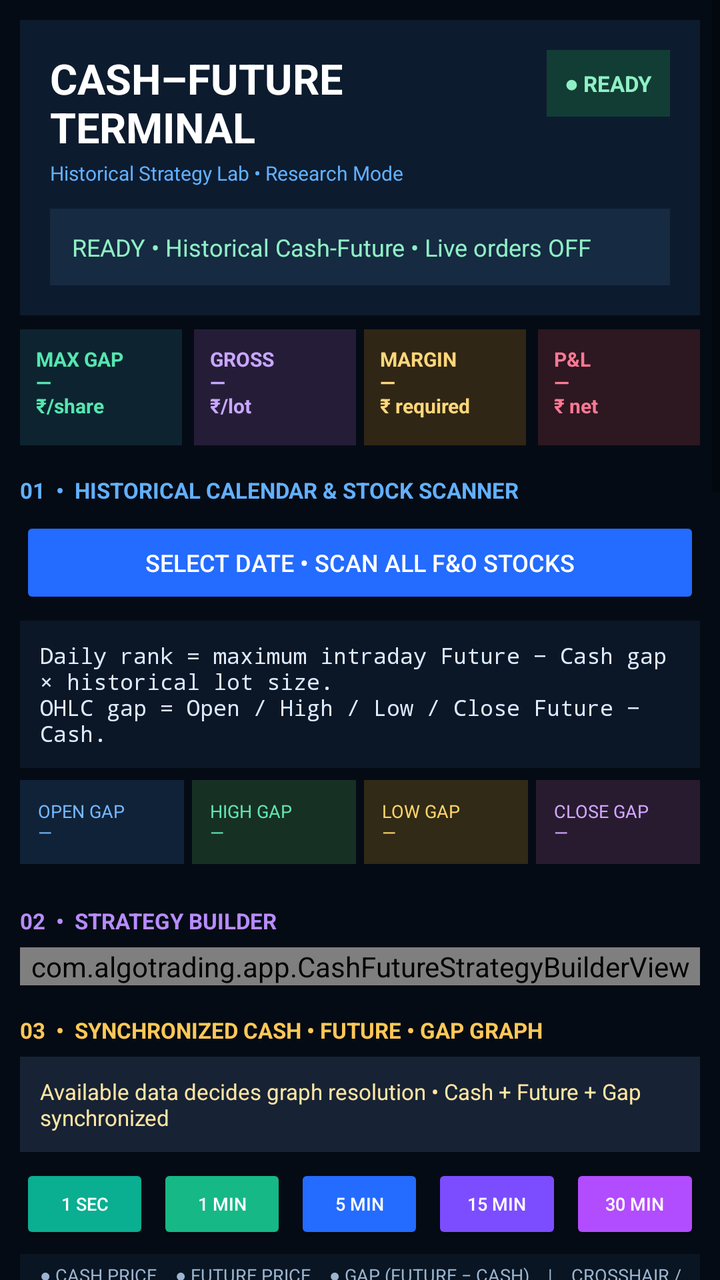
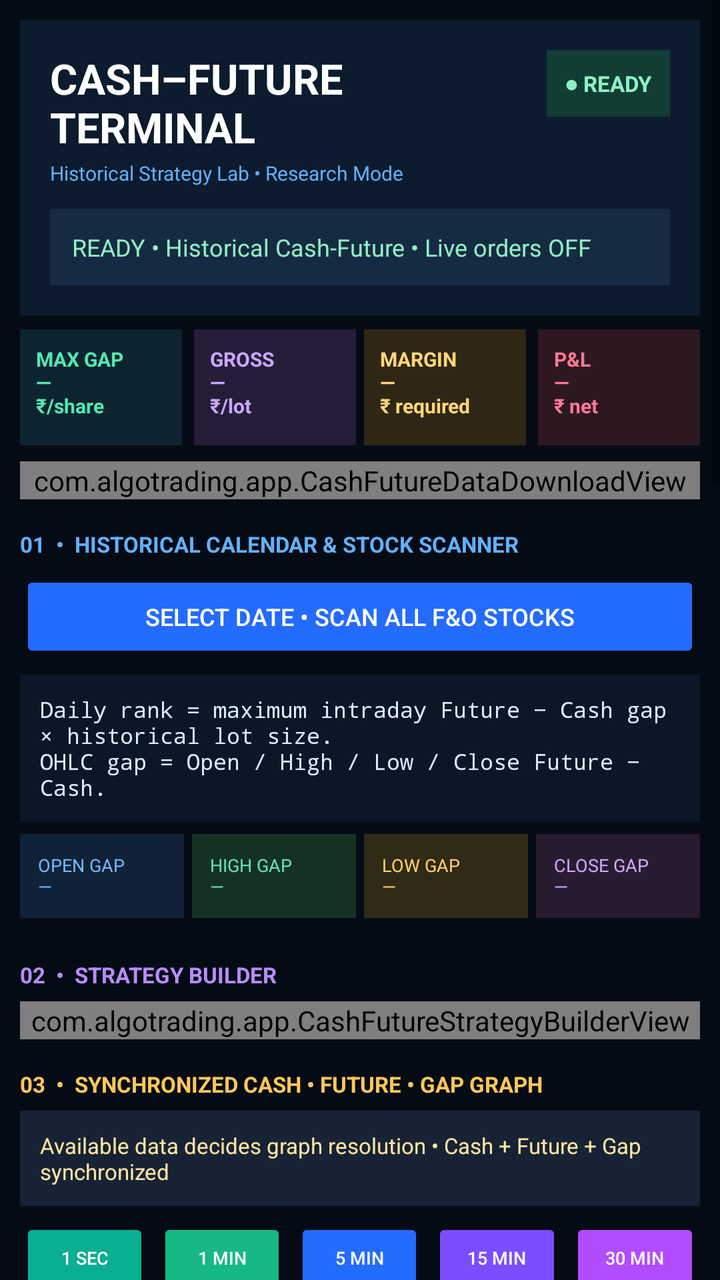

Compare the two renders of this Android layout. The source of the first and the diff that turns it into the second are given below.
<!-- AndroidManifest.xml: application theme Theme.AppCompat.DayNight.DarkActionBar -->
<!-- res/layout/activity_full_fno_backtest.xml -->
<?xml version="1.0" encoding="utf-8"?>
<ScrollView xmlns:android="http://schemas.android.com/apk/res/android"
    android:layout_width="match_parent"
    android:layout_height="match_parent"
    android:fillViewport="true"
    android:background="#050B14">

    <LinearLayout
        android:layout_width="match_parent"
        android:layout_height="wrap_content"
        android:orientation="vertical"
        android:padding="10dp">

        <LinearLayout android:layout_width="match_parent" android:layout_height="wrap_content" android:orientation="vertical" android:padding="15dp" android:background="#0D1B2E">
            <LinearLayout android:layout_width="match_parent" android:layout_height="wrap_content" android:orientation="horizontal">
                <LinearLayout android:layout_width="0dp" android:layout_height="wrap_content" android:layout_weight="1" android:orientation="vertical">
                    <TextView android:layout_width="wrap_content" android:layout_height="wrap_content" android:text="CASH–FUTURE TERMINAL" android:textColor="#FFFFFF" android:textSize="21sp" android:textStyle="bold" />
                    <TextView android:layout_width="wrap_content" android:layout_height="wrap_content" android:layout_marginTop="2dp" android:text="Historical Strategy Lab • Research Mode" android:textColor="#61B0FF" android:textSize="10sp" />
                </LinearLayout>
                <TextView android:layout_width="wrap_content" android:layout_height="wrap_content" android:background="#123D35" android:padding="9dp" android:text="● READY" android:textColor="#8FF0C5" android:textSize="11sp" android:textStyle="bold" />
            </LinearLayout>
            <TextView android:id="@+id/tvFullFnoStatus" android:layout_width="match_parent" android:layout_height="wrap_content" android:layout_marginTop="11dp" android:background="#162A42" android:padding="11dp" android:text="READY • Historical Cash-Future • Live orders OFF" android:textColor="#8FF0C5" android:textSize="12sp" />
        </LinearLayout>

        <LinearLayout android:layout_width="match_parent" android:layout_height="wrap_content" android:layout_marginTop="7dp" android:orientation="horizontal">
            <TextView android:layout_width="0dp" android:layout_height="58dp" android:layout_weight="1" android:layout_marginEnd="4dp" android:background="#0D2430" android:padding="8dp" android:text="MAX GAP\n—\n₹/share" android:textColor="#55E6B0" android:textSize="10sp" android:textStyle="bold" />
            <TextView android:layout_width="0dp" android:layout_height="58dp" android:layout_weight="1" android:layout_marginStart="2dp" android:layout_marginEnd="2dp" android:background="#251D38" android:padding="8dp" android:text="GROSS\n—\n₹/lot" android:textColor="#C9A7FF" android:textSize="10sp" android:textStyle="bold" />
            <TextView android:layout_width="0dp" android:layout_height="58dp" android:layout_weight="1" android:layout_marginStart="2dp" android:layout_marginEnd="2dp" android:background="#302615" android:padding="8dp" android:text="MARGIN\n—\n₹ required" android:textColor="#FFD77A" android:textSize="10sp" android:textStyle="bold" />
            <TextView android:layout_width="0dp" android:layout_height="58dp" android:layout_weight="1" android:layout_marginStart="4dp" android:background="#2D1720" android:padding="8dp" android:text="P&amp;L\n—\n₹ net" android:textColor="#FF7895" android:textSize="10sp" android:textStyle="bold" />
        </LinearLayout>

        <ProgressBar android:id="@+id/progressFullFno" android:layout_width="match_parent" android:layout_height="4dp" android:layout_marginTop="5dp" android:indeterminate="true" android:visibility="gone" />

        <TextView android:layout_width="wrap_content" android:layout_height="wrap_content" android:layout_marginTop="15dp" android:text="01  •  HISTORICAL CALENDAR &amp; STOCK SCANNER" android:textColor="#62B0FF" android:textSize="11sp" android:textStyle="bold" />
        <Button android:id="@+id/btnGapCalendar" android:layout_width="match_parent" android:layout_height="46dp" android:layout_marginTop="6dp" android:text="SELECT DATE • SCAN ALL F&amp;O STOCKS" android:textSize="12sp" android:textColor="#FFFFFF" android:backgroundTint="#246BFF" />
        <TextView android:id="@+id/tvGapCalendar" android:layout_width="match_parent" android:layout_height="wrap_content" android:layout_marginTop="6dp" android:background="#0B1727" android:padding="10dp" android:text="Daily rank = maximum intraday Future − Cash gap × historical lot size.&#10;OHLC gap = Open / High / Low / Close Future − Cash." android:textColor="#DDEBFF" android:textSize="11sp" android:fontFamily="monospace" />
        <LinearLayout android:layout_width="match_parent" android:layout_height="wrap_content" android:layout_marginTop="6dp" android:orientation="horizontal">
            <TextView android:layout_width="0dp" android:layout_height="42dp" android:layout_weight="1" android:background="#102238" android:gravity="center_vertical" android:padding="9dp" android:text="OPEN GAP\n—" android:textColor="#75B8FF" android:textSize="9sp" />
            <TextView android:layout_width="0dp" android:layout_height="42dp" android:layout_weight="1" android:layout_marginStart="4dp" android:background="#173024" android:gravity="center_vertical" android:padding="9dp" android:text="HIGH GAP\n—" android:textColor="#62E5B0" android:textSize="9sp" />
            <TextView android:layout_width="0dp" android:layout_height="42dp" android:layout_weight="1" android:layout_marginStart="4dp" android:background="#302A16" android:gravity="center_vertical" android:padding="9dp" android:text="LOW GAP\n—" android:textColor="#FFD36B" android:textSize="9sp" />
            <TextView android:layout_width="0dp" android:layout_height="42dp" android:layout_weight="1" android:layout_marginStart="4dp" android:background="#281B30" android:gravity="center_vertical" android:padding="9dp" android:text="CLOSE GAP\n—" android:textColor="#D2A7FF" android:textSize="9sp" />
        </LinearLayout>
        <LinearLayout android:id="@+id/llGapCalendarRows" android:layout_width="match_parent" android:layout_height="wrap_content" android:layout_marginTop="6dp" android:orientation="vertical" />

        <TextView android:layout_width="wrap_content" android:layout_height="wrap_content" android:layout_marginTop="15dp" android:text="02  •  STRATEGY BUILDER" android:textColor="#B78CFF" android:textSize="11sp" android:textStyle="bold" />
        <com.algotrading.app.CashFutureStrategyBuilderView android:id="@+id/cashFutureStrategyBuilder" android:layout_width="match_parent" android:layout_height="wrap_content" android:layout_marginTop="6dp" />

        <TextView android:layout_width="wrap_content" android:layout_height="wrap_content" android:layout_marginTop="15dp" android:text="03  •  SYNCHRONIZED CASH • FUTURE • GAP GRAPH" android:textColor="#FFC857" android:textSize="11sp" android:textStyle="bold" />
        <TextView android:id="@+id/tvIntradayReplayStatus" android:layout_width="match_parent" android:layout_height="wrap_content" android:layout_marginTop="6dp" android:background="#172235" android:padding="10dp" android:text="Available data decides graph resolution • Cash + Future + Gap synchronized" android:textColor="#FFE6A3" android:textSize="11sp" />
        <LinearLayout android:layout_width="match_parent" android:layout_height="wrap_content" android:layout_marginTop="6dp" android:orientation="horizontal">
            <Button android:id="@+id/btnReplay1s" android:layout_width="0dp" android:layout_height="40dp" android:layout_weight="1" android:text="1 SEC" android:textSize="9sp" android:textColor="#FFFFFF" android:backgroundTint="#0AAE91" />
            <Button android:id="@+id/btnReplay1m" android:layout_width="0dp" android:layout_height="40dp" android:layout_marginStart="4dp" android:layout_weight="1" android:text="1 MIN" android:textSize="9sp" android:textColor="#FFFFFF" android:backgroundTint="#16B886" />
            <Button android:id="@+id/btnReplay5m" android:layout_width="0dp" android:layout_height="40dp" android:layout_marginStart="4dp" android:layout_weight="1" android:text="5 MIN" android:textSize="9sp" android:textColor="#FFFFFF" android:backgroundTint="#246BFF" />
            <Button android:id="@+id/btnReplay15m" android:layout_width="0dp" android:layout_height="40dp" android:layout_marginStart="4dp" android:layout_weight="1" android:text="15 MIN" android:textSize="9sp" android:textColor="#FFFFFF" android:backgroundTint="#7B4DFF" />
            <Button android:id="@+id/btnReplay30m" android:layout_width="0dp" android:layout_height="40dp" android:layout_marginStart="4dp" android:layout_weight="1" android:text="30 MIN" android:textSize="9sp" android:textColor="#FFFFFF" android:backgroundTint="#B24CFF" />
        </LinearLayout>
        <TextView android:layout_width="match_parent" android:layout_height="32dp" android:layout_marginTop="5dp" android:background="#091522" android:gravity="center_vertical" android:paddingStart="10dp" android:text="● CASH PRICE    ● FUTURE PRICE    ● GAP (FUTURE − CASH)    |    CROSSHAIR / ENTRY / EXIT" android:textColor="#9CB4CF" android:textSize="9sp" />
        <com.algotrading.app.IntradayReplayView android:id="@+id/intradayReplayView" android:layout_width="match_parent" android:layout_height="320dp" android:layout_marginTop="2dp" android:background="#060E1A" />
        <LinearLayout android:layout_width="match_parent" android:layout_height="wrap_content" android:layout_marginTop="6dp" android:orientation="horizontal">
            <Button android:id="@+id/btnIntradayReplayPlay" android:layout_width="0dp" android:layout_height="44dp" android:layout_weight="1" android:text="PLAY" android:textSize="12sp" android:textColor="#FFFFFF" android:backgroundTint="#16B886" />
            <Button android:id="@+id/btnIntradayReplayReset" android:layout_width="0dp" android:layout_height="44dp" android:layout_marginStart="7dp" android:layout_weight="1" android:text="RESET" android:textSize="12sp" android:textColor="#FFFFFF" android:backgroundTint="#465A73" />
        </LinearLayout>

        <LinearLayout android:layout_width="match_parent" android:layout_height="wrap_content" android:layout_marginTop="7dp" android:padding="11dp" android:background="#101D2F" android:orientation="vertical">
            <TextView android:layout_width="wrap_content" android:layout_height="wrap_content" android:text="TRADE SNAPSHOT • HISTORICAL CONTRACT" android:textColor="#5CE1E6" android:textSize="10sp" android:textStyle="bold" />
            <TextView android:layout_width="match_parent" android:layout_height="wrap_content" android:layout_marginTop="6dp" android:text="Lot Size     —        Qty     —        Margin/Lot     —&#10;Required Margin     —        Capital Used     —        Charges + Slippage     —&#10;Gross Opportunity     —        Estimated Net     —" android:textColor="#DDEBFF" android:textSize="10sp" android:fontFamily="monospace" />
        </LinearLayout>

        <TextView android:layout_width="wrap_content" android:layout_height="wrap_content" android:layout_marginTop="15dp" android:text="04  •  HISTORICAL EXECUTION" android:textColor="#5CE1E6" android:textSize="11sp" android:textStyle="bold" />
        <Button android:id="@+id/btnFullFnoStart" android:layout_width="match_parent" android:layout_height="46dp" android:layout_marginTop="6dp" android:text="RUN HISTORICAL CASH–FUTURE STRATEGY" android:textSize="12sp" android:textColor="#FFFFFF" android:backgroundTint="#7B4DFF" />
        <Button android:id="@+id/btnFullFnoCancel" android:layout_width="match_parent" android:layout_height="46dp" android:layout_marginTop="8dp" android:text="STOP / CANCEL" android:textSize="12sp" android:textColor="#FFFFFF" android:backgroundTint="#D6455D" android:enabled="false" />
        <LinearLayout android:layout_width="match_parent" android:layout_height="wrap_content" android:layout_marginTop="8dp" android:orientation="horizontal">
            <Button android:id="@+id/btnFullFnoLoadMore" android:layout_width="0dp" android:layout_height="44dp" android:layout_weight="1" android:text="LOAD NEXT 50" android:textSize="11sp" android:backgroundTint="#246BFF" android:textColor="#FFFFFF" android:enabled="false" />
            <Button android:id="@+id/btnFullFnoPurge" android:layout_width="0dp" android:layout_height="44dp" android:layout_marginStart="8dp" android:layout_weight="1" android:text="PURGE RESULTS" android:textSize="11sp" android:backgroundTint="#465A73" android:textColor="#FFFFFF" android:enabled="false" />
        </LinearLayout>

        <TextView android:layout_width="wrap_content" android:layout_height="wrap_content" android:layout_marginTop="15dp" android:text="05  •  MONTH / DATE SEARCH" android:textColor="#FF78C8" android:textSize="11sp" android:textStyle="bold" />
        <LinearLayout android:layout_width="match_parent" android:layout_height="wrap_content" android:layout_marginTop="6dp" android:orientation="horizontal">
            <EditText android:id="@+id/etGapResultSearch" android:layout_width="0dp" android:layout_height="46dp" android:layout_weight="1" android:hint="YYYY-MM or YYYY-MM-DD" android:inputType="text" android:singleLine="true" android:textColor="#E8F1FF" android:textColorHint="#7890AD" android:textSize="12sp" android:backgroundTint="#4DA3FF" />
            <Button android:id="@+id/btnGapResultSearch" android:layout_width="92dp" android:layout_height="46dp" android:layout_marginStart="8dp" android:text="SEARCH" android:textSize="12sp" android:textColor="#FFFFFF" android:backgroundTint="#FF4FA3" />
        </LinearLayout>
        <TextView android:id="@+id/tvFullFnoResults" android:layout_width="match_parent" android:layout_height="wrap_content" android:layout_marginTop="6dp" android:background="#0B1727" android:padding="10dp" android:textColor="#DDEBFF" android:textSize="12sp" android:fontFamily="monospace" android:minHeight="240dp" />

    </LinearLayout>
</ScrollView>
<!-- resources referenced by this layout -->
<resources>

</resources>

<!-- the commit's change to res/layout/activity_full_fno_backtest.xml (unified diff, before → after) -->
@@ -4,13 +4,7 @@
     android:layout_height="match_parent"
     android:fillViewport="true"
     android:background="#050B14">
-
-    <LinearLayout
-        android:layout_width="match_parent"
-        android:layout_height="wrap_content"
-        android:orientation="vertical"
-        android:padding="10dp">
-
+    <LinearLayout android:layout_width="match_parent" android:layout_height="wrap_content" android:orientation="vertical" android:padding="10dp">
         <LinearLayout android:layout_width="match_parent" android:layout_height="wrap_content" android:orientation="vertical" android:padding="15dp" android:background="#0D1B2E">
             <LinearLayout android:layout_width="match_parent" android:layout_height="wrap_content" android:orientation="horizontal">
                 <LinearLayout android:layout_width="0dp" android:layout_height="wrap_content" android:layout_weight="1" android:orientation="vertical">
@@ -21,16 +15,14 @@
             </LinearLayout>
             <TextView android:id="@+id/tvFullFnoStatus" android:layout_width="match_parent" android:layout_height="wrap_content" android:layout_marginTop="11dp" android:background="#162A42" android:padding="11dp" android:text="READY • Historical Cash-Future • Live orders OFF" android:textColor="#8FF0C5" android:textSize="12sp" />
         </LinearLayout>
-
         <LinearLayout android:layout_width="match_parent" android:layout_height="wrap_content" android:layout_marginTop="7dp" android:orientation="horizontal">
             <TextView android:layout_width="0dp" android:layout_height="58dp" android:layout_weight="1" android:layout_marginEnd="4dp" android:background="#0D2430" android:padding="8dp" android:text="MAX GAP\n—\n₹/share" android:textColor="#55E6B0" android:textSize="10sp" android:textStyle="bold" />
             <TextView android:layout_width="0dp" android:layout_height="58dp" android:layout_weight="1" android:layout_marginStart="2dp" android:layout_marginEnd="2dp" android:background="#251D38" android:padding="8dp" android:text="GROSS\n—\n₹/lot" android:textColor="#C9A7FF" android:textSize="10sp" android:textStyle="bold" />
             <TextView android:layout_width="0dp" android:layout_height="58dp" android:layout_weight="1" android:layout_marginStart="2dp" android:layout_marginEnd="2dp" android:background="#302615" android:padding="8dp" android:text="MARGIN\n—\n₹ required" android:textColor="#FFD77A" android:textSize="10sp" android:textStyle="bold" />
             <TextView android:layout_width="0dp" android:layout_height="58dp" android:layout_weight="1" android:layout_marginStart="4dp" android:background="#2D1720" android:padding="8dp" android:text="P&amp;L\n—\n₹ net" android:textColor="#FF7895" android:textSize="10sp" android:textStyle="bold" />
         </LinearLayout>
-
         <ProgressBar android:id="@+id/progressFullFno" android:layout_width="match_parent" android:layout_height="4dp" android:layout_marginTop="5dp" android:indeterminate="true" android:visibility="gone" />
-
+        <com.algotrading.app.CashFutureDataDownloadView android:layout_width="match_parent" android:layout_height="wrap_content" android:layout_marginTop="8dp" />
         <TextView android:layout_width="wrap_content" android:layout_height="wrap_content" android:layout_marginTop="15dp" android:text="01  •  HISTORICAL CALENDAR &amp; STOCK SCANNER" android:textColor="#62B0FF" android:textSize="11sp" android:textStyle="bold" />
         <Button android:id="@+id/btnGapCalendar" android:layout_width="match_parent" android:layout_height="46dp" android:layout_marginTop="6dp" android:text="SELECT DATE • SCAN ALL F&amp;O STOCKS" android:textSize="12sp" android:textColor="#FFFFFF" android:backgroundTint="#246BFF" />
         <TextView android:id="@+id/tvGapCalendar" android:layout_width="match_parent" android:layout_height="wrap_content" android:layout_marginTop="6dp" android:background="#0B1727" android:padding="10dp" android:text="Daily rank = maximum intraday Future − Cash gap × historical lot size.&#10;OHLC gap = Open / High / Low / Close Future − Cash." android:textColor="#DDEBFF" android:textSize="11sp" android:fontFamily="monospace" />
@@ -41,10 +33,8 @@
             <TextView android:layout_width="0dp" android:layout_height="42dp" android:layout_weight="1" android:layout_marginStart="4dp" android:background="#281B30" android:gravity="center_vertical" android:padding="9dp" android:text="CLOSE GAP\n—" android:textColor="#D2A7FF" android:textSize="9sp" />
         </LinearLayout>
         <LinearLayout android:id="@+id/llGapCalendarRows" android:layout_width="match_parent" android:layout_height="wrap_content" android:layout_marginTop="6dp" android:orientation="vertical" />
-
         <TextView android:layout_width="wrap_content" android:layout_height="wrap_content" android:layout_marginTop="15dp" android:text="02  •  STRATEGY BUILDER" android:textColor="#B78CFF" android:textSize="11sp" android:textStyle="bold" />
         <com.algotrading.app.CashFutureStrategyBuilderView android:id="@+id/cashFutureStrategyBuilder" android:layout_width="match_parent" android:layout_height="wrap_content" android:layout_marginTop="6dp" />
-
         <TextView android:layout_width="wrap_content" android:layout_height="wrap_content" android:layout_marginTop="15dp" android:text="03  •  SYNCHRONIZED CASH • FUTURE • GAP GRAPH" android:textColor="#FFC857" android:textSize="11sp" android:textStyle="bold" />
         <TextView android:id="@+id/tvIntradayReplayStatus" android:layout_width="match_parent" android:layout_height="wrap_content" android:layout_marginTop="6dp" android:background="#172235" android:padding="10dp" android:text="Available data decides graph resolution • Cash + Future + Gap synchronized" android:textColor="#FFE6A3" android:textSize="11sp" />
         <LinearLayout android:layout_width="match_parent" android:layout_height="wrap_content" android:layout_marginTop="6dp" android:orientation="horizontal">
@@ -60,12 +50,10 @@
             <Button android:id="@+id/btnIntradayReplayPlay" android:layout_width="0dp" android:layout_height="44dp" android:layout_weight="1" android:text="PLAY" android:textSize="12sp" android:textColor="#FFFFFF" android:backgroundTint="#16B886" />
             <Button android:id="@+id/btnIntradayReplayReset" android:layout_width="0dp" android:layout_height="44dp" android:layout_marginStart="7dp" android:layout_weight="1" android:text="RESET" android:textSize="12sp" android:textColor="#FFFFFF" android:backgroundTint="#465A73" />
         </LinearLayout>
-
         <LinearLayout android:layout_width="match_parent" android:layout_height="wrap_content" android:layout_marginTop="7dp" android:padding="11dp" android:background="#101D2F" android:orientation="vertical">
             <TextView android:layout_width="wrap_content" android:layout_height="wrap_content" android:text="TRADE SNAPSHOT • HISTORICAL CONTRACT" android:textColor="#5CE1E6" android:textSize="10sp" android:textStyle="bold" />
             <TextView android:layout_width="match_parent" android:layout_height="wrap_content" android:layout_marginTop="6dp" android:text="Lot Size     —        Qty     —        Margin/Lot     —&#10;Required Margin     —        Capital Used     —        Charges + Slippage     —&#10;Gross Opportunity     —        Estimated Net     —" android:textColor="#DDEBFF" android:textSize="10sp" android:fontFamily="monospace" />
         </LinearLayout>
-
         <TextView android:layout_width="wrap_content" android:layout_height="wrap_content" android:layout_marginTop="15dp" android:text="04  •  HISTORICAL EXECUTION" android:textColor="#5CE1E6" android:textSize="11sp" android:textStyle="bold" />
         <Button android:id="@+id/btnFullFnoStart" android:layout_width="match_parent" android:layout_height="46dp" android:layout_marginTop="6dp" android:text="RUN HISTORICAL CASH–FUTURE STRATEGY" android:textSize="12sp" android:textColor="#FFFFFF" android:backgroundTint="#7B4DFF" />
         <Button android:id="@+id/btnFullFnoCancel" android:layout_width="match_parent" android:layout_height="46dp" android:layout_marginTop="8dp" android:text="STOP / CANCEL" android:textSize="12sp" android:textColor="#FFFFFF" android:backgroundTint="#D6455D" android:enabled="false" />
@@ -73,13 +61,11 @@
             <Button android:id="@+id/btnFullFnoLoadMore" android:layout_width="0dp" android:layout_height="44dp" android:layout_weight="1" android:text="LOAD NEXT 50" android:textSize="11sp" android:backgroundTint="#246BFF" android:textColor="#FFFFFF" android:enabled="false" />
             <Button android:id="@+id/btnFullFnoPurge" android:layout_width="0dp" android:layout_height="44dp" android:layout_marginStart="8dp" android:layout_weight="1" android:text="PURGE RESULTS" android:textSize="11sp" android:backgroundTint="#465A73" android:textColor="#FFFFFF" android:enabled="false" />
         </LinearLayout>
-
         <TextView android:layout_width="wrap_content" android:layout_height="wrap_content" android:layout_marginTop="15dp" android:text="05  •  MONTH / DATE SEARCH" android:textColor="#FF78C8" android:textSize="11sp" android:textStyle="bold" />
         <LinearLayout android:layout_width="match_parent" android:layout_height="wrap_content" android:layout_marginTop="6dp" android:orientation="horizontal">
             <EditText android:id="@+id/etGapResultSearch" android:layout_width="0dp" android:layout_height="46dp" android:layout_weight="1" android:hint="YYYY-MM or YYYY-MM-DD" android:inputType="text" android:singleLine="true" android:textColor="#E8F1FF" android:textColorHint="#7890AD" android:textSize="12sp" android:backgroundTint="#4DA3FF" />
             <Button android:id="@+id/btnGapResultSearch" android:layout_width="92dp" android:layout_height="46dp" android:layout_marginStart="8dp" android:text="SEARCH" android:textSize="12sp" android:textColor="#FFFFFF" android:backgroundTint="#FF4FA3" />
         </LinearLayout>
         <TextView android:id="@+id/tvFullFnoResults" android:layout_width="match_parent" android:layout_height="wrap_content" android:layout_marginTop="6dp" android:background="#0B1727" android:padding="10dp" android:textColor="#DDEBFF" android:textSize="12sp" android:fontFamily="monospace" android:minHeight="240dp" />
-
     </LinearLayout>
 </ScrollView>
